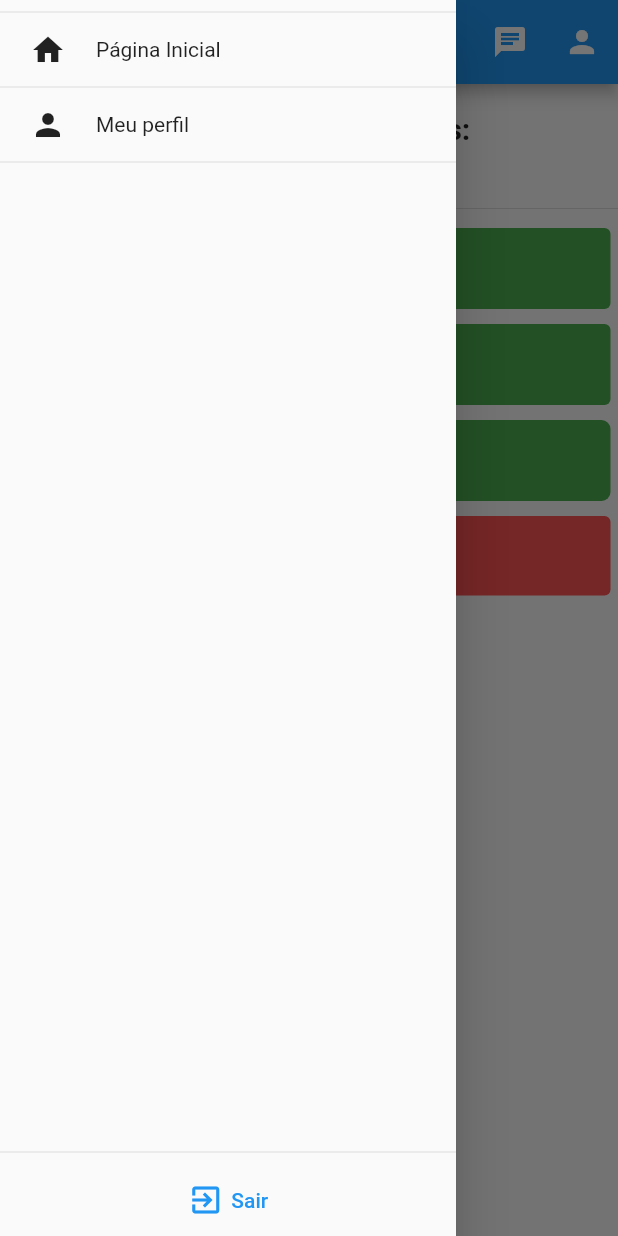
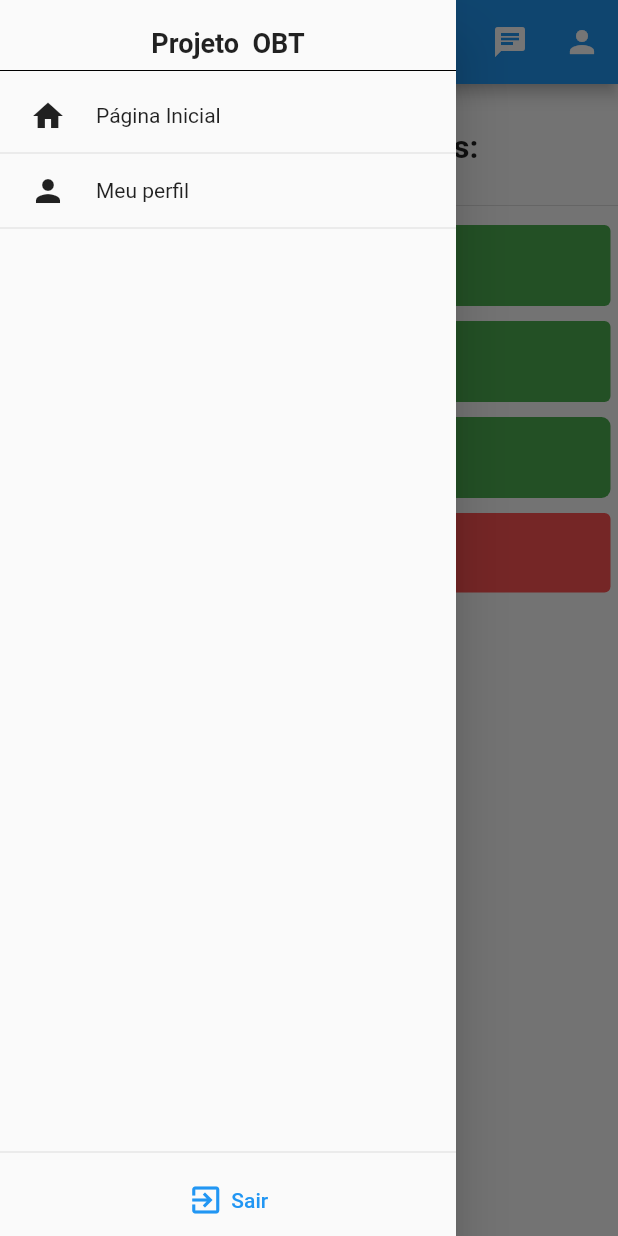
Before and after one commit to PedroH-Peres/projeto_obt, a Flutter app: the screen it shows once a user with an empty profile is signed in, with the side drawer open, on a phone screen of 412 x 824 dp. Run offline on Flutter 3.47's test engine with Material 2 defaults, Android fonts, the phone set to English and light mode, and no system bars; our stand-ins replace cloud_firestore, firebase_auth, firebase_core; missing offline and left inert: dart:ffi; accounts and stored records are empty.

Commit message:
design and bugfix

```diff
--- a/lib/components/app_drawer.dart
+++ b/lib/components/app_drawer.dart
@@ -13,7 +13,10 @@ class AppDrawer extends StatelessWidget {
         child: SafeArea(
       child: Column(
         children: [
-          const Divider(),
+          const SizedBox(height: 18,),
+          const Text("Projeto  OBT", style: TextStyle(fontWeight: FontWeight.bold, fontSize: 18),),
+          const Divider(color: Colors.black,),
+          const SizedBox(height: 5,),
           GestureDetector(
             onTap: () => Navigator.of(context).pushReplacementNamed(AppRoutes.feedPage),
             child: Container(
--- a/lib/pages/feed_page.dart
+++ b/lib/pages/feed_page.dart
@@ -43,13 +43,9 @@ class FeedPage extends StatelessWidget {
                 child: Column(
                   children: [
                     const SizedBox(
-                      height: 18,
+                      height: 30,
                     ),
-                    const Text("Navegar por profissões:", style: TextStyle(fontSize: 20, fontWeight: FontWeight.bold),),
-                    Container(
-                    child: Text("Aqui vai as filtragens"),),
-                    // Aqui vai uma listView com tópicos de principais profissões pra filtrar.
-                    //Botão no final de "Outros cursos"
+                    const Text("Navegar por profissões:", style: TextStyle(fontSize: 21, fontWeight: FontWeight.bold),),
                     const SizedBox(
                       height: 18,
                     ),
--- a/lib/utils/profissoes.dart
+++ b/lib/utils/profissoes.dart
@@ -173,10 +173,7 @@ class Profissoes{
       "tipo": "Web Design",
       "area": "Exatas"
     },
-    {
-      "tipo": "Sistemas da Informação",
-      "area": "Exatas"
-    },
+
 
 
 
```
